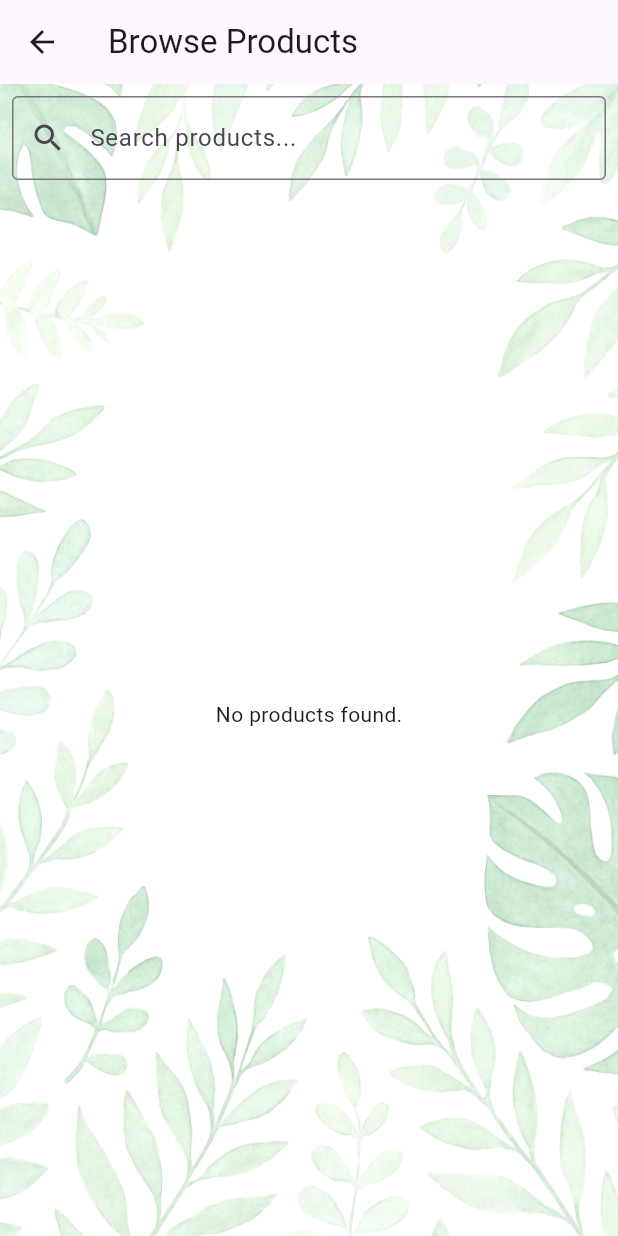
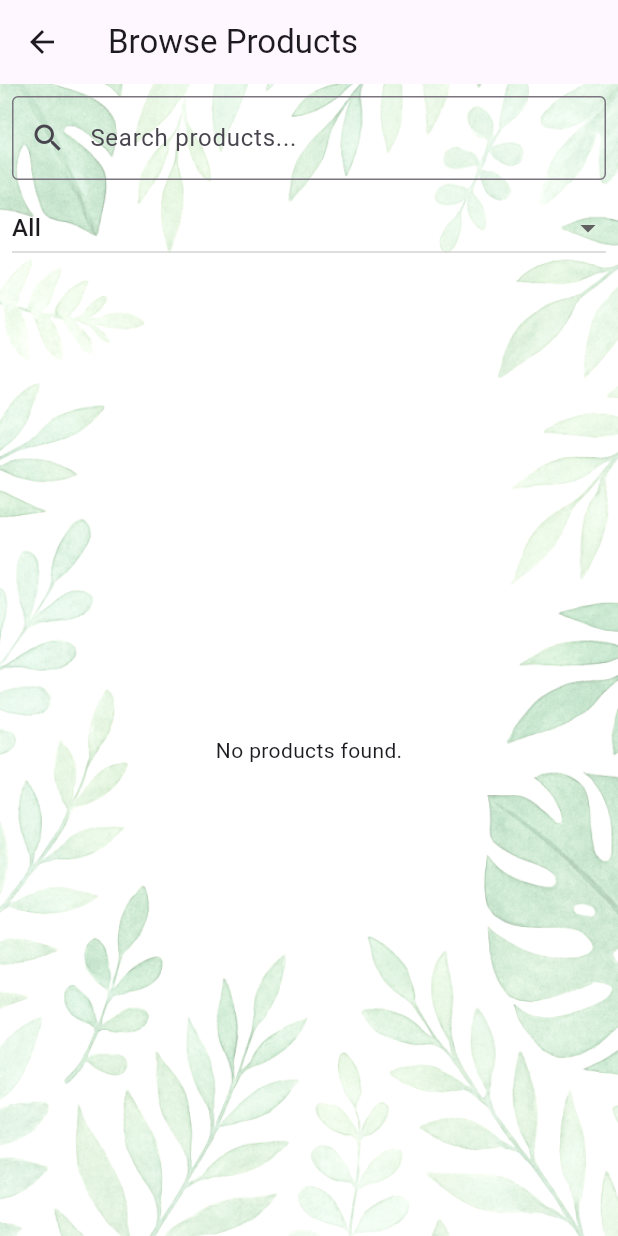
Before and after one commit to DPatter52/shop_app, a Flutter app: the ProductListScreen screen opened directly, on a phone screen of 412 x 824 dp. Run offline on Flutter 3.47's test engine with Material 3 defaults, Android fonts, the phone set to English and light mode, and no system bars; our stand-ins replace cloud_firestore, firebase_auth, firebase_core; accounts and stored records are empty.

Commit message:
Added filtering feature and updated category field in firestore

```diff
--- a/lib/models/product.dart
+++ b/lib/models/product.dart
@@ -3,12 +3,14 @@ class Product {
   final String title;
   final String description;
   final double price;
+  final String category;
 
   Product({
     required this.id,
     required this.title,
     required this.description,
     required this.price,
+    required this.category
   });
 
   factory Product.fromFirestore(Map<String, dynamic> data, String docId) {
@@ -17,6 +19,7 @@ class Product {
       title: data['title'] ?? '',
       description: data['description'] ?? '',
       price: (data['price'] ?? 0).toDouble(),
+      category: data['category'] ?? ''
     );
   }
 }
--- a/lib/screens/product_list_screen.dart
+++ b/lib/screens/product_list_screen.dart
@@ -11,6 +11,8 @@ class ProductListScreen extends StatefulWidget {
 }
 
 class _ProductListScreenState extends State<ProductListScreen> {
+  final List<String> _categories = ['All', 'Hair', 'Beard', 'Skin'];
+  String _selectedCategory = 'All';
   final TextEditingController _searchController = TextEditingController();
   String _searchTerm = '';
 
@@ -48,9 +50,30 @@ class _ProductListScreenState extends State<ProductListScreen> {
               ),
             ),
           ),
+
+          Padding(
+            padding: const EdgeInsets.symmetric(horizontal: 8),
+            child: DropdownButton<String>(
+              isExpanded: true,
+              value: _selectedCategory,
+              items:
+                  _categories.map((category) {
+                    return DropdownMenuItem<String>(
+                      value: category,
+                      child: Text(category),
+                    );
+                  }).toList(),
+              onChanged: (value) {
+                setState(() {
+                  _selectedCategory = value!;
+                });
+              },
+            ),
+          ),
           Expanded(
             child: StreamBuilder<QuerySnapshot>(
-              stream: FirebaseFirestore.instance.collection('products').snapshots(),
+              stream:
+                  FirebaseFirestore.instance.collection('products').snapshots(),
               builder: (context, snapshot) {
                 if (snapshot.connectionState == ConnectionState.waiting) {
                   return const Center(child: CircularProgressIndicator());
@@ -66,15 +89,28 @@ class _ProductListScreenState extends State<ProductListScreen> {
 
                 final docs = snapshot.data!.docs;
 
-                final products = docs
-                    .map((doc) => Product.fromFirestore(
-                          doc.data()! as Map<String, dynamic>,
-                          doc.id,
-                        ))
-                    .where((product) =>
-                        product.title.toLowerCase().contains(_searchTerm) ||
-                        product.description.toLowerCase().contains(_searchTerm))
-                    .toList();
+                final products =
+                    docs
+                        .map(
+                          (doc) => Product.fromFirestore(
+                            doc.data()! as Map<String, dynamic>,
+                            doc.id,
+                          ),
+                        )
+                        .where((product) {
+                          final matchesSearch =
+                              product.title.toLowerCase().contains(
+                                _searchTerm,
+                              ) ||
+                              product.description.toLowerCase().contains(
+                                _searchTerm,
+                              );
+                          final matchesCategory =
+                              _selectedCategory == 'All' ||
+                              product.category == _selectedCategory;
+                          return matchesSearch && matchesCategory;
+                        })
+                        .toList();
 
                 if (products.isEmpty) {
                   return const Center(child: Text('No matching products.'));
@@ -94,7 +130,8 @@ class _ProductListScreenState extends State<ProductListScreen> {
                           Navigator.push(
                             context,
                             MaterialPageRoute(
-                              builder: (_) => ProductDetailScreen(product: product),
+                              builder:
+                                  (_) => ProductDetailScreen(product: product),
                             ),
                           );
                         },
```
Also changed, not shown: lib/screens/admincreate_product_screen.dart (+12 -0 lines).
